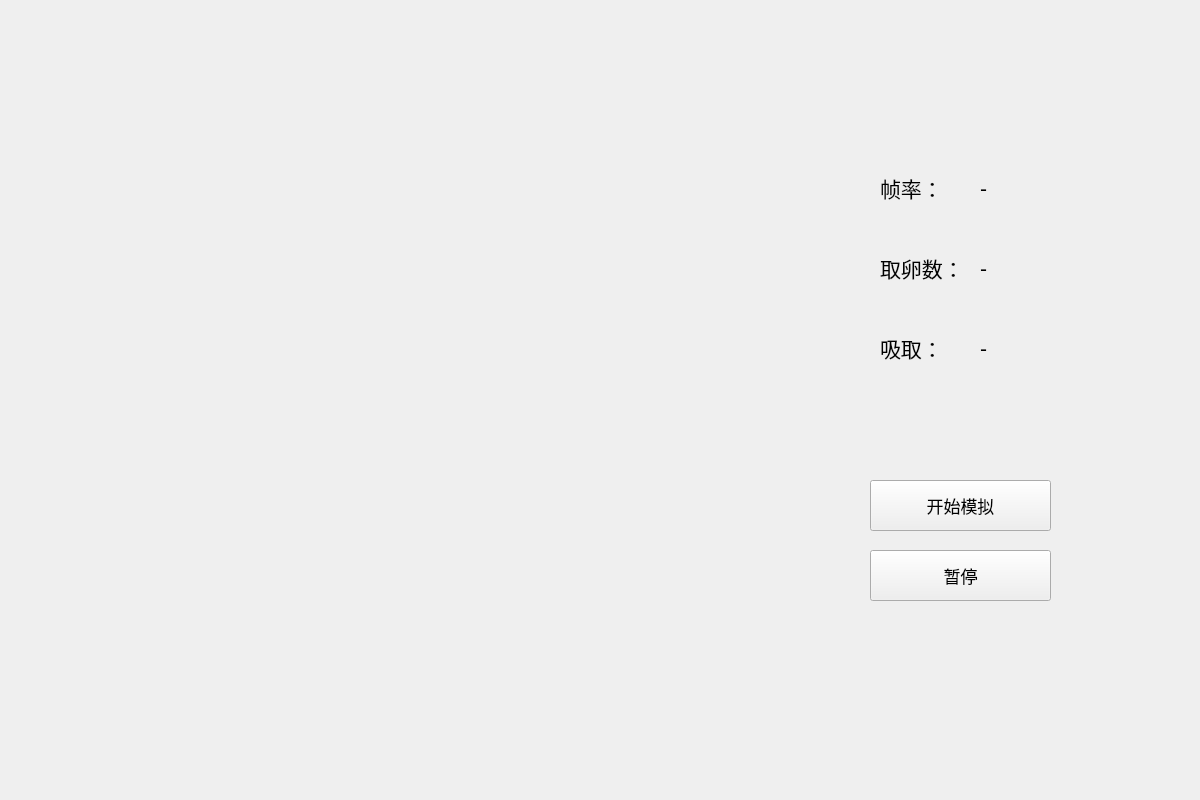
The window that include/SimulatingWidget.ui (Ethan-Hu-min/OvaSim) describes before a commit, drawn with Qt 5.
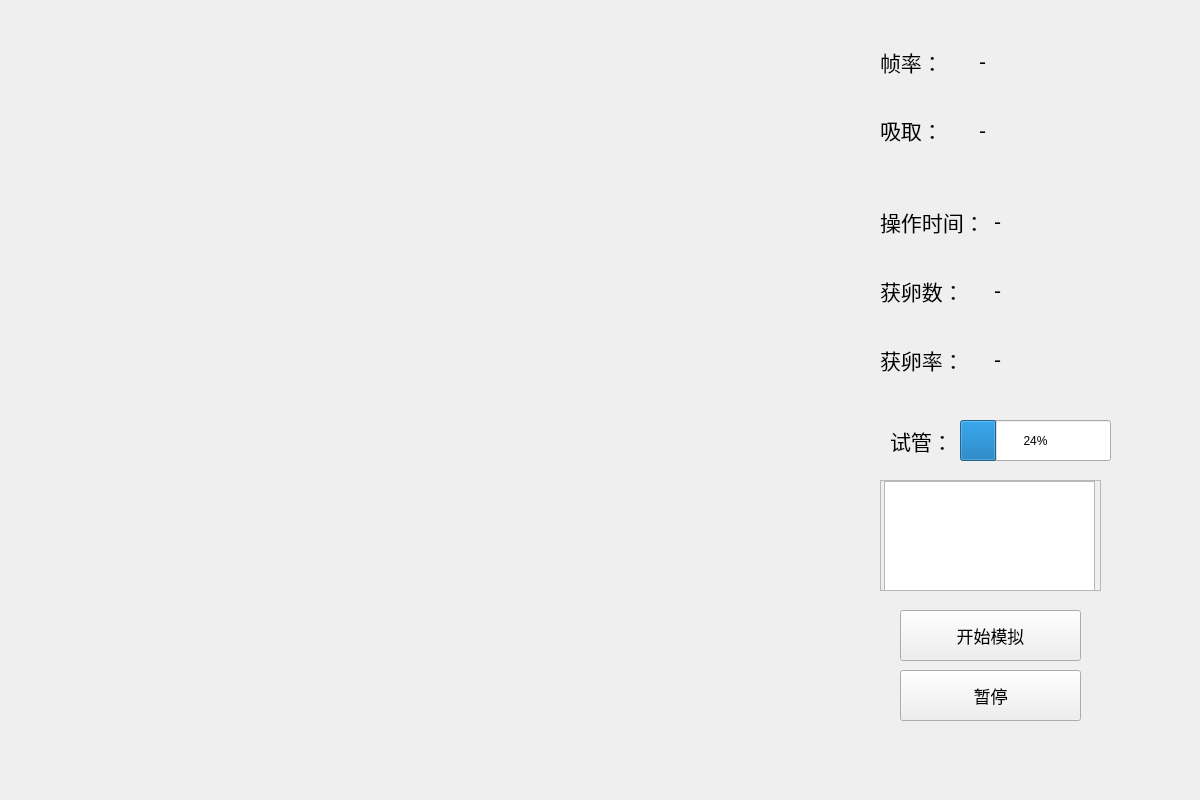
The same window after the commit.

```diff
--- a/include/SimulatingWidget.ui
+++ b/include/SimulatingWidget.ui
@@ -28,8 +28,8 @@
   <widget class="QPushButton" name="SimStartButton">
    <property name="geometry">
     <rect>
-     <x>870</x>
-     <y>480</y>
+     <x>900</x>
+     <y>610</y>
      <width>181</width>
      <height>51</height>
     </rect>
@@ -43,83 +43,11 @@
     <string>开始模拟</string>
    </property>
   </widget>
-  <widget class="QLabel" name="label_2">
-   <property name="geometry">
-    <rect>
-     <x>880</x>
-     <y>150</y>
-     <width>75</width>
-     <height>76</height>
-    </rect>
-   </property>
-   <property name="font">
-    <font>
-     <pointsize>16</pointsize>
-    </font>
-   </property>
-   <property name="text">
-    <string>帧率：</string>
-   </property>
-  </widget>
-  <widget class="QLabel" name="fpsLabel">
-   <property name="geometry">
-    <rect>
-     <x>980</x>
-     <y>150</y>
-     <width>111</width>
-     <height>76</height>
-    </rect>
-   </property>
-   <property name="font">
-    <font>
-     <pointsize>16</pointsize>
-    </font>
-   </property>
-   <property name="text">
-    <string>-</string>
-   </property>
-  </widget>
-  <widget class="QLabel" name="label_4">
-   <property name="geometry">
-    <rect>
-     <x>880</x>
-     <y>230</y>
-     <width>75</width>
-     <height>76</height>
-    </rect>
-   </property>
-   <property name="font">
-    <font>
-     <pointsize>16</pointsize>
-    </font>
-   </property>
-   <property name="text">
-    <string>取卵数：</string>
-   </property>
-  </widget>
-  <widget class="QLabel" name="OvamNuimsLabel">
-   <property name="geometry">
-    <rect>
-     <x>980</x>
-     <y>230</y>
-     <width>111</width>
-     <height>76</height>
-    </rect>
-   </property>
-   <property name="font">
-    <font>
-     <pointsize>16</pointsize>
-    </font>
-   </property>
-   <property name="text">
-    <string>-</string>
-   </property>
-  </widget>
   <widget class="QPushButton" name="SimStopButton">
    <property name="geometry">
     <rect>
-     <x>870</x>
-     <y>550</y>
+     <x>900</x>
+     <y>670</y>
      <width>181</width>
      <height>51</height>
     </rect>
@@ -144,31 +72,59 @@
    </property>
    <layout class="QVBoxLayout" name="verticalLayout"/>
   </widget>
-  <widget class="QLabel" name="NeedleSwitchLabel">
+  <widget class="QScrollArea" name="scrollArea">
    <property name="geometry">
     <rect>
-     <x>980</x>
-     <y>310</y>
-     <width>111</width>
-     <height>76</height>
+     <x>880</x>
+     <y>480</y>
+     <width>221</width>
+     <height>111</height>
     </rect>
    </property>
-   <property name="font">
-    <font>
-     <pointsize>16</pointsize>
-    </font>
+   <property name="widgetResizable">
+    <bool>true</bool>
    </property>
-   <property name="text">
-    <string>-</string>
+   <widget class="QWidget" name="scrollAreaWidgetContents">
+    <property name="geometry">
+     <rect>
+      <x>0</x>
+      <y>0</y>
+      <width>219</width>
+      <height>109</height>
+     </rect>
+    </property>
+    <widget class="QTextBrowser" name="MessPrint">
+     <property name="geometry">
+      <rect>
+       <x>3</x>
+       <y>0</y>
+       <width>211</width>
+       <height>111</height>
+      </rect>
+     </property>
+    </widget>
+   </widget>
+  </widget>
+  <widget class="QProgressBar" name="progressBar">
+   <property name="geometry">
+    <rect>
+     <x>960</x>
+     <y>420</y>
+     <width>151</width>
+     <height>41</height>
+    </rect>
    </property>
+   <property name="value">
+    <number>24</number>
+   </property>
   </widget>
-  <widget class="QLabel" name="label_7">
+  <widget class="QLabel" name="label_8">
    <property name="geometry">
     <rect>
-     <x>880</x>
-     <y>310</y>
-     <width>75</width>
-     <height>76</height>
+     <x>890</x>
+     <y>410</y>
+     <width>107</width>
+     <height>62</height>
     </rect>
    </property>
    <property name="font">
@@ -177,9 +133,153 @@
     </font>
    </property>
    <property name="text">
-    <string>吸取：</string>
+    <string>试管：</string>
    </property>
   </widget>
+  <widget class="QWidget" name="">
+   <property name="geometry">
+    <rect>
+     <x>880</x>
+     <y>30</y>
+     <width>191</width>
+     <height>131</height>
+    </rect>
+   </property>
+   <layout class="QGridLayout" name="gridLayout">
+    <item row="0" column="0">
+     <widget class="QLabel" name="label_2">
+      <property name="font">
+       <font>
+        <pointsize>16</pointsize>
+       </font>
+      </property>
+      <property name="text">
+       <string>帧率：</string>
+      </property>
+     </widget>
+    </item>
+    <item row="0" column="1">
+     <widget class="QLabel" name="fpsLabel">
+      <property name="font">
+       <font>
+        <pointsize>16</pointsize>
+       </font>
+      </property>
+      <property name="text">
+       <string>-</string>
+      </property>
+     </widget>
+    </item>
+    <item row="1" column="0">
+     <widget class="QLabel" name="label_7">
+      <property name="font">
+       <font>
+        <pointsize>16</pointsize>
+       </font>
+      </property>
+      <property name="text">
+       <string>吸取：</string>
+      </property>
+     </widget>
+    </item>
+    <item row="1" column="1">
+     <widget class="QLabel" name="NeedleSwitchLabel">
+      <property name="font">
+       <font>
+        <pointsize>16</pointsize>
+       </font>
+      </property>
+      <property name="text">
+       <string>-</string>
+      </property>
+     </widget>
+    </item>
+   </layout>
+  </widget>
+  <widget class="QWidget" name="">
+   <property name="geometry">
+    <rect>
+     <x>880</x>
+     <y>190</y>
+     <width>221</width>
+     <height>201</height>
+    </rect>
+   </property>
+   <layout class="QGridLayout" name="gridLayout_2">
+    <item row="0" column="0">
+     <widget class="QLabel" name="label_6">
+      <property name="font">
+       <font>
+        <pointsize>16</pointsize>
+       </font>
+      </property>
+      <property name="text">
+       <string>操作时间：</string>
+      </property>
+     </widget>
+    </item>
+    <item row="0" column="1">
+     <widget class="QLabel" name="OperatorTimeLabel">
+      <property name="font">
+       <font>
+        <pointsize>16</pointsize>
+       </font>
+      </property>
+      <property name="text">
+       <string>-</string>
+      </property>
+     </widget>
+    </item>
+    <item row="1" column="0">
+     <widget class="QLabel" name="label_4">
+      <property name="font">
+       <font>
+        <pointsize>16</pointsize>
+       </font>
+      </property>
+      <property name="text">
+       <string>获卵数：</string>
+      </property>
+     </widget>
+    </item>
+    <item row="1" column="1">
+     <widget class="QLabel" name="OvamNuimsLabel">
+      <property name="font">
+       <font>
+        <pointsize>16</pointsize>
+       </font>
+      </property>
+      <property name="text">
+       <string>-</string>
+      </property>
+     </widget>
+    </item>
+    <item row="2" column="0">
+     <widget class="QLabel" name="label_5">
+      <property name="font">
+       <font>
+        <pointsize>16</pointsize>
+       </font>
+      </property>
+      <property name="text">
+       <string>获卵率：</string>
+      </property>
+     </widget>
+    </item>
+    <item row="2" column="1">
+     <widget class="QLabel" name="OvamRateLabel">
+      <property name="font">
+       <font>
+        <pointsize>16</pointsize>
+       </font>
+      </property>
+      <property name="text">
+       <string>-</string>
+      </property>
+     </widget>
+    </item>
+   </layout>
+  </widget>
  </widget>
  <resources/>
  <connections/>
```
